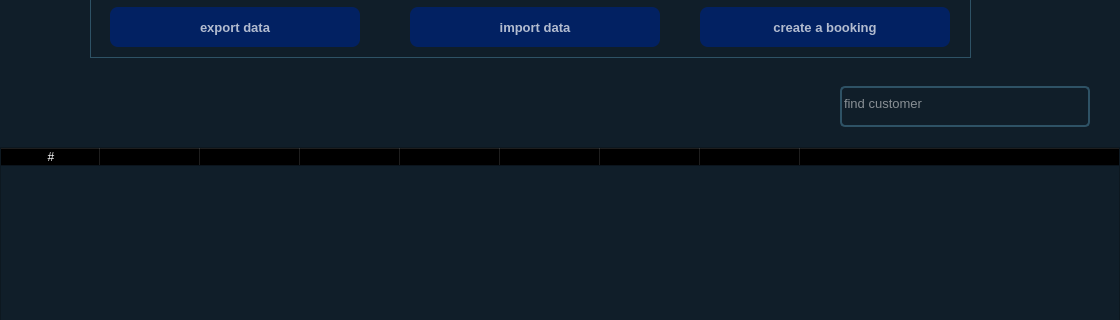
The window that ui/home_screen.ui (kudah99/bus_booking_app) describes before a commit, drawn with Qt 5; both pictures show x 0 to 1120 and y 153 to 473 of the 1120 by 850 pixel window.
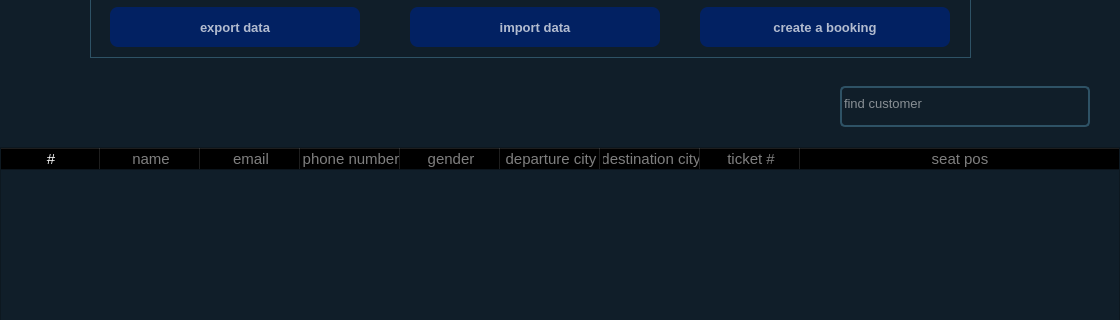
The same window after the commit.

What changed in the file:
```diff
--- a/ui/home_screen.ui
+++ b/ui/home_screen.ui
@@ -73,9 +73,7 @@
     <property name="styleSheet">
      <string notr="true">background-color:rgba(16, 30, 41, 240);
 color:rgba(255, 255, 255,0.5);
-QHeaderView::section{
-background-color: rgba(16, 30, 41, 240);
-}
+font-size: 15px;
 </string>
     </property>
     <property name="sortingEnabled">
```
